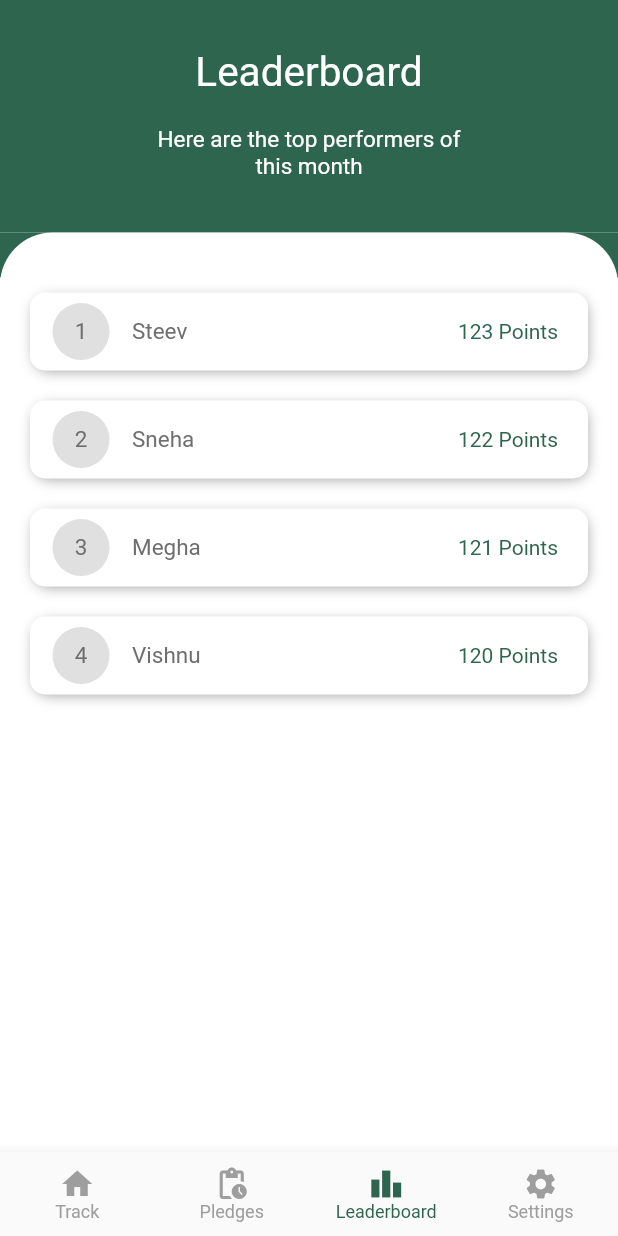
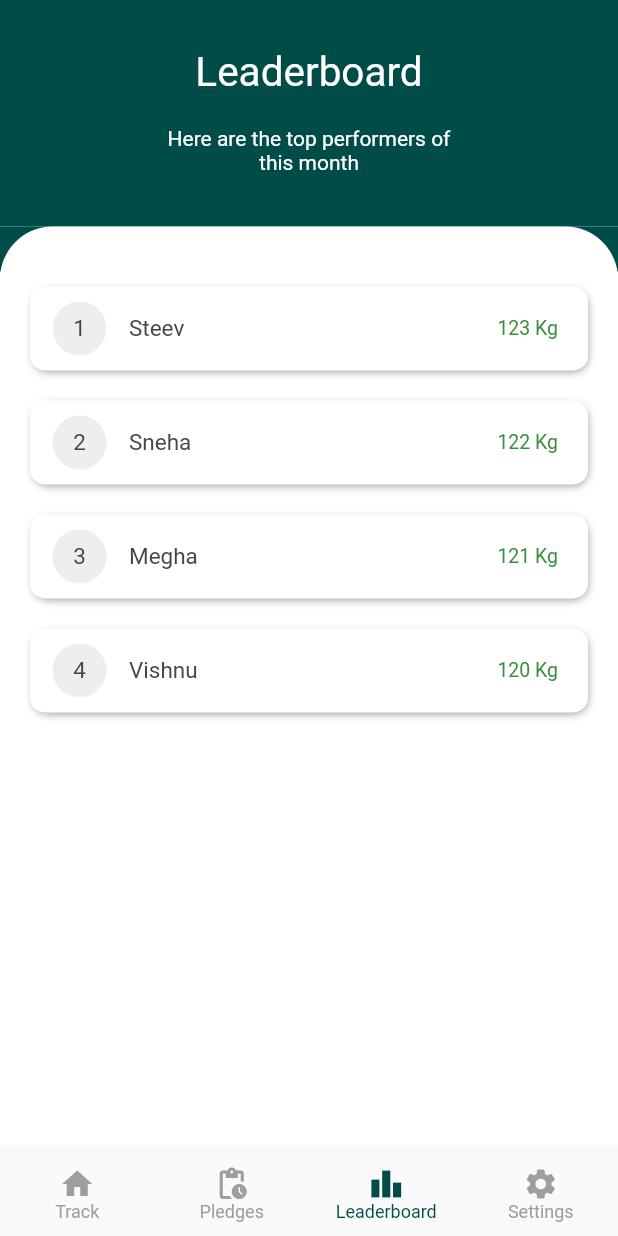
Before and after one commit to steevjames/Nirmaan-Project, a Flutter app: the screen it shows after launch, item 3 of the bottom bar chosen, on a phone screen of 412 x 824 dp. Run offline on Flutter 3.47's test engine with Material 2 defaults, Android fonts, the phone set to English and light mode, and no system bars; our stand-ins replace avatar_glow, carousel_slider, font_awesome_flutter, google_sign_in, introduction_screen, simple_animations; network calls fail.

Commit message:
UI changes

```diff
--- a/lib/Components/styling.dart
+++ b/lib/Components/styling.dart
@@ -3,7 +3,7 @@ import 'package:flutter/material.dart';
 // Add commonly used colors, fonts, image paths etc here so that it can be
 // changed throught the app easily & no need to copy paste everytime.
 
-Color primaryColor = Color(0xff2e654e);
+Color primaryColor = Color(0xff004c48);
 Color textColorLight = Color.fromRGBO(110, 110, 110, 1);
 Color lightGreen = Colors.green;
 Color textColor = Color.fromRGBO(70, 70, 70, 1);
--- a/lib/Leaderboard/Components/leaderboardCard.dart
+++ b/lib/Leaderboard/Components/leaderboardCard.dart
@@ -9,13 +9,13 @@ class LeaderboardCard extends StatelessWidget {
   Widget build(BuildContext context) {
     return Container(
       margin: EdgeInsets.symmetric(horizontal: 0, vertical: 10),
-      padding: EdgeInsets.fromLTRB(5, 7, 20, 7),
+      padding: EdgeInsets.fromLTRB(5, 10, 20, 10),
       decoration: BoxDecoration(
         color: Colors.white,
         boxShadow: [
           BoxShadow(
-              blurRadius: 7,
-              spreadRadius: -2,
+              blurRadius: 4,
+              spreadRadius: -1,
               color: Colors.grey,
               offset: Offset(1, 2))
         ],
@@ -25,11 +25,11 @@ class LeaderboardCard extends StatelessWidget {
         children: [
           SizedBox(width: 10),
           CircleAvatar(
-            backgroundColor: Colors.black12,
-            radius: 19,
+            backgroundColor: Color(0xffeeeeee),
+            radius: 18,
             child: Text(
               "$rank",
-              style: TextStyle(color: textColorLight, fontSize: 15),
+              style: TextStyle(color: textColor, fontSize: 15),
               textAlign: TextAlign.center,
             ),
           ),
@@ -37,13 +37,13 @@ class LeaderboardCard extends StatelessWidget {
           Expanded(
             child: Text(
               details["name"],
-              style: TextStyle(color: textColorLight, fontSize: 15),
+              style: TextStyle(color: textColor, fontSize: 15),
               textAlign: TextAlign.left,
             ),
           ),
           Text(
-            details["points"] + " Points",
-            style: TextStyle(color: primaryColor, fontSize: 14),
+            details["points"] + " Kg",
+            style: TextStyle(color: Colors.green[700], fontSize: 13),
             textAlign: TextAlign.center,
           ),
         ],
--- a/lib/Leaderboard/leaderboard.dart
+++ b/lib/Leaderboard/leaderboard.dart
@@ -35,7 +35,7 @@ class Leaderboard extends StatelessWidget {
                     ),
                     Text(
                       "Here are the top performers of \nthis month",
-                      style: TextStyle(color: Colors.white, fontSize: 15),
+                      style: TextStyle(color: Colors.white, fontSize: 14),
                       textAlign: TextAlign.center,
                     ),
                     SizedBox(
--- a/lib/Settings/Components/settingCard.dart
+++ b/lib/Settings/Components/settingCard.dart
@@ -19,11 +19,13 @@ class SettingOption extends StatelessWidget {
           padding: const EdgeInsets.all(15.0),
           child: Row(
             children: [
-              Icon(icon),
+              Icon(icon, color: textColorLight),
               SizedBox(width: 17),
               Text(
                 optionName ?? "",
-                style: TextStyle(color: textColor, fontWeight: FontWeight.bold),
+                style: TextStyle(
+                  color: textColor,
+                ),
               )
             ],
           ),
```
Also changed, not shown: lib/Pledges/pledges.dart (+40 -18 lines).
